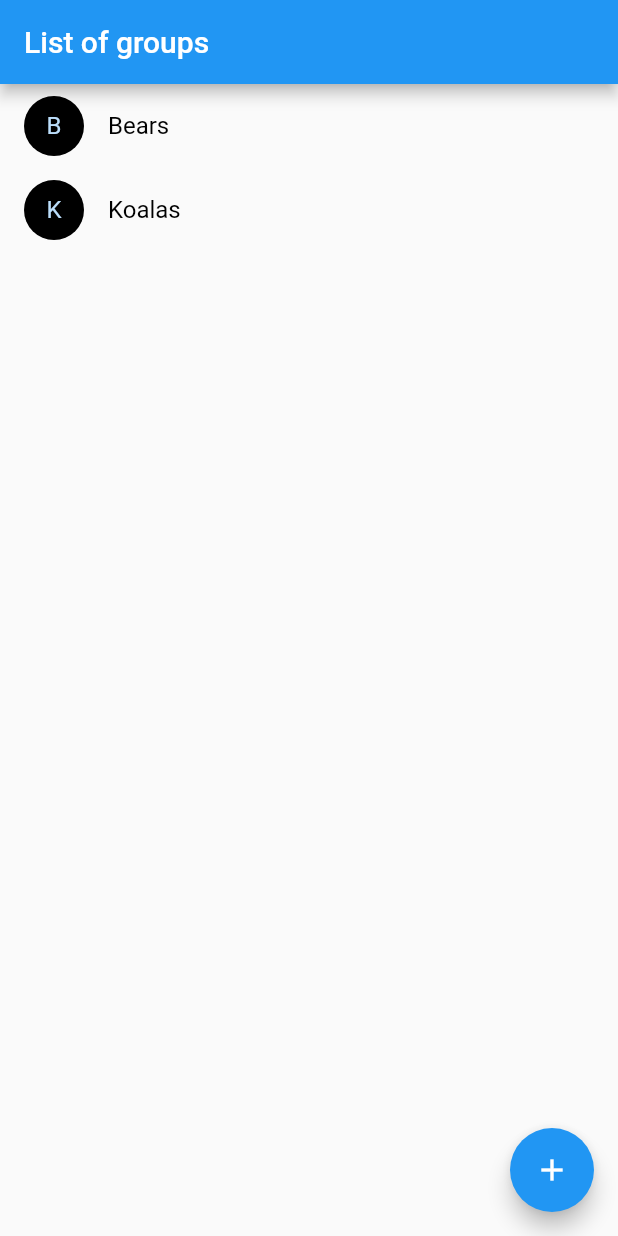
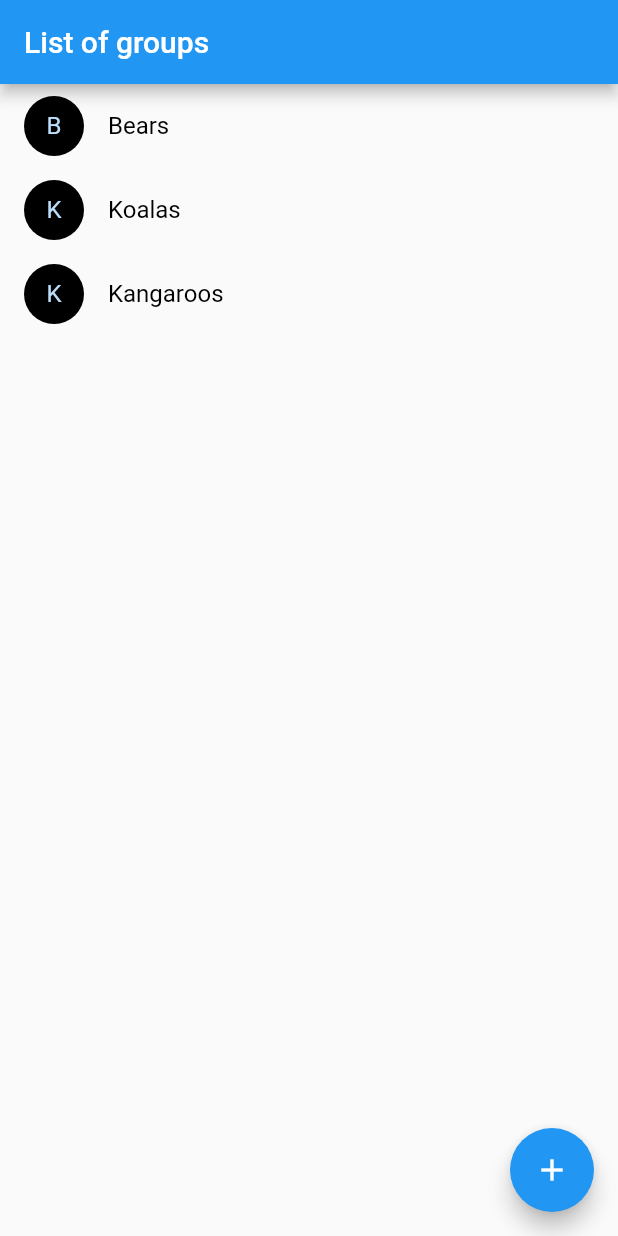
Before and after one commit to iang0319/lake_nixon_final, a Flutter app: the screen it shows after launch, on a phone screen of 412 x 824 dp. Run offline on Flutter 3.47's test engine with Material 2 defaults, Android fonts, the phone set to English and light mode, and no system bars; our stand-ins replace syncfusion_flutter_calendar; missing offline and left inert: dart:html, syncfusion_flutter_core.

```diff
--- a/final_project/lib/GroupPage.dart
+++ b/final_project/lib/GroupPage.dart
@@ -4,7 +4,8 @@ import 'calender_page.dart';
 
 List<Group> groups = <Group>[
   const Group(name: "Bears"),
-  const Group(name: "Koalas")
+  const Group(name: "Koalas"),
+  const Group(name: "Kangaroos")
 ];
 
 class GroupPage extends StatefulWidget {
--- a/final_project/lib/calender_page.dart
+++ b/final_project/lib/calender_page.dart
@@ -65,6 +65,7 @@ class _CalendarPageState extends State<CalendarPage> {
     _colorNames.add('Blue');
     _colorNames.add('Peach');
     _colorNames.add('Gray');
+    _colorNames.add("Green");
 
     _colorCollection.add(const Color(0xFF0F8644));
     _colorCollection.add(const Color(0xFF8B1FA9));
@@ -368,7 +369,6 @@ class _CalendarPageState extends State<CalendarPage> {
     return Scaffold(
       appBar: AppBar(
         title: Text("${widget.group.name} calendar"),
-
       ),
       body: Row(children: <Widget>[
         Expanded(
```
